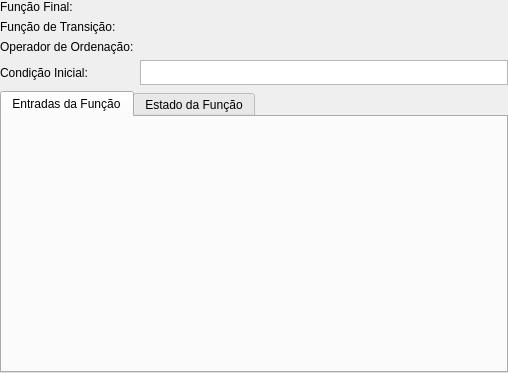
First picture: the form in pgmodeler_ui/ui/funcaoagregacaowidget.ui, repository erdincay/pgmodeler-old, before the edit.
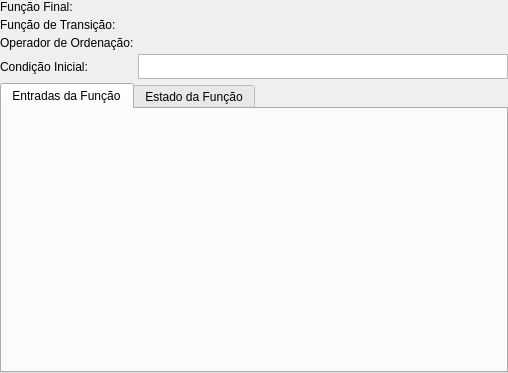
Second picture: the form after the edit.

```diff
--- a/pgmodeler_ui/ui/funcaoagregacaowidget.ui
+++ b/pgmodeler_ui/ui/funcaoagregacaowidget.ui
@@ -23,6 +23,9 @@
    <property name="margin">
     <number>0</number>
    </property>
+   <property name="spacing">
+    <number>4</number>
+   </property>
    <item row="0" column="0">
     <widget class="QLabel" name="func_final_lbl">
      <property name="text">
```
